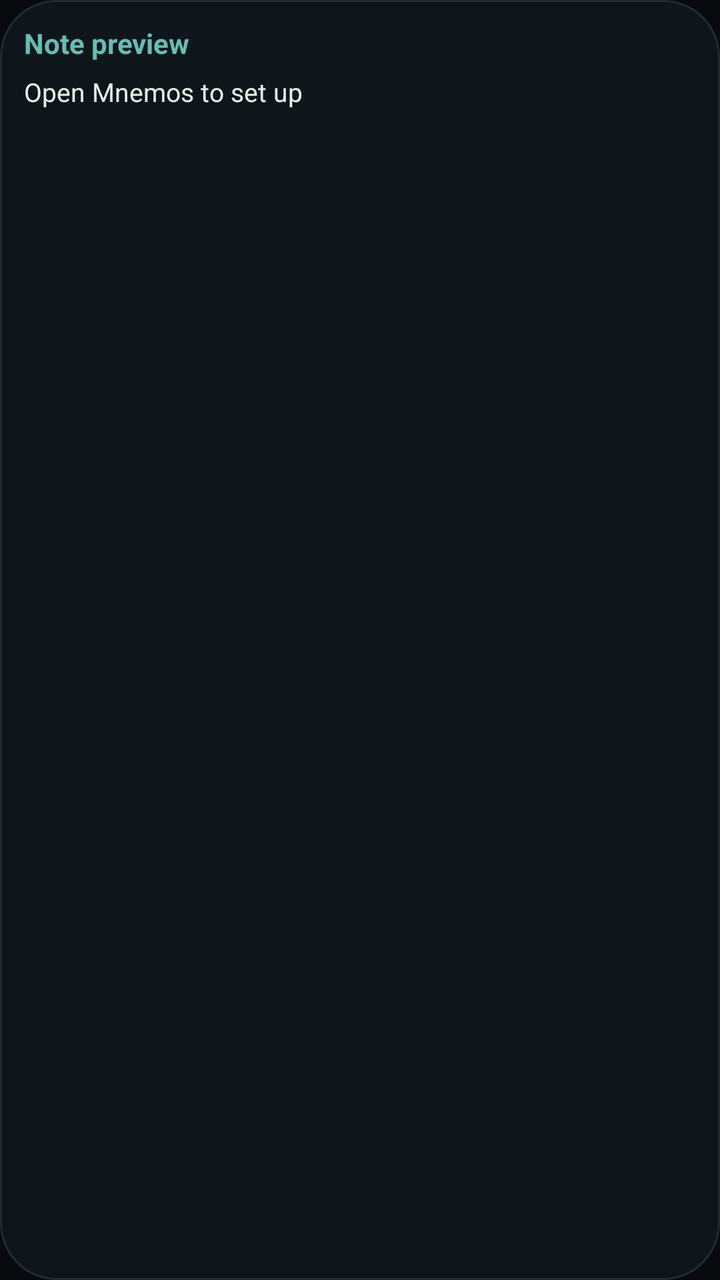
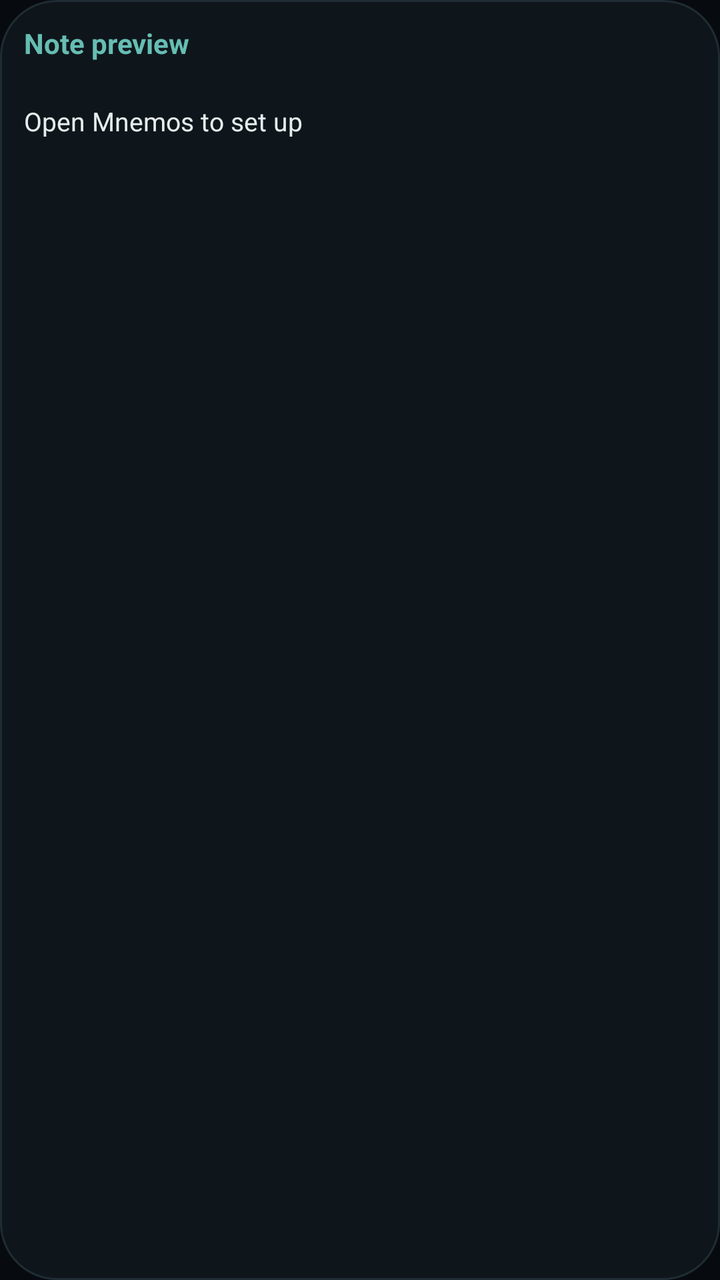

Compare the two renders of this Android layout. The source of the first and the diff that turns it into the second are given below.
<!-- AndroidManifest.xml: application theme Theme.Mnemos -->
<!-- res/layout/widget_preview.xml -->
<?xml version="1.0" encoding="utf-8"?>
<LinearLayout xmlns:android="http://schemas.android.com/apk/res/android"
    android:id="@android:id/background"
    android:layout_width="match_parent"
    android:layout_height="match_parent"
    android:background="@drawable/widget_bg"
    android:orientation="vertical"
    android:padding="12dp">
    <TextView
        android:id="@+id/preview_title"
        android:layout_width="match_parent"
        android:layout_height="wrap_content"
        android:ellipsize="end"
        android:maxLines="1"
        android:text="@string/widget_preview"
        android:textColor="@color/nss_ink"
        android:textSize="14sp"
        android:textStyle="bold" />
    <TextView
        android:id="@+id/preview_body"
        android:layout_width="match_parent"
        android:layout_height="match_parent"
        android:layout_marginTop="6dp"
        android:ellipsize="end"
        android:lineSpacingMultiplier="1.15"
        android:text="@string/widget_setup"
        android:textColor="@color/nss_text"
        android:textSize="13sp" />
</LinearLayout>
<!-- resources referenced by this layout -->
<resources>
  <color name="nss_ink">#66BDB3</color>
  <color name="nss_text">#E6ECEC</color>
  <!-- drawable widget_bg (drawable) -->
  <?xml version="1.0" encoding="utf-8"?>
  <shape xmlns:android="http://schemas.android.com/apk/res/android" android:shape="rectangle">
      <solid android:color="@color/nss_surface" />
      <stroke android:width="1dp" android:color="#1F2C33" />
      <corners android:radius="@android:dimen/system_app_widget_background_radius" />
  </shape>
  <string name="widget_preview">Note preview</string>
  <string name="widget_setup">Open Mnemos to set up</string>
  <style name="Theme.Mnemos" parent="android:Theme.Material.NoActionBar">
          <item name="android:windowBackground">@color/nss_bg</item>
          <item name="android:statusBarColor">@android:color/transparent</item>
          <item name="android:navigationBarColor">@android:color/transparent</item>
          <item name="android:windowSplashScreenBackground">@color/nss_bg</item>
          <item name="android:windowSplashScreenAnimatedIcon">@drawable/ic_splash</item>
      </style>
  <color name="nss_surface">#0F161B</color>
  <color name="nss_bg">#070B0F</color>
  <!-- drawable ic_splash (drawable) -->
  <?xml version="1.0" encoding="utf-8"?>
  <layer-list xmlns:android="http://schemas.android.com/apk/res/android">
      <item android:drawable="@color/launcher_teal" />
      <item android:drawable="@drawable/ic_launcher_fg_teal" />
  </layer-list>
  <color name="launcher_teal">#3A807A</color>
  <!-- drawable ic_launcher_fg_teal: vector/xml drawable (drawable, 3144 chars, omitted) -->
</resources>

<!-- the commit's change to res/layout/widget_preview.xml (unified diff, before → after) -->
@@ -17,6 +17,15 @@
         android:textSize="14sp"
         android:textStyle="bold" />
     <TextView
+        android:id="@+id/preview_meta"
+        android:layout_width="match_parent"
+        android:layout_height="wrap_content"
+        android:ellipsize="end"
+        android:fontFamily="monospace"
+        android:maxLines="1"
+        android:textColor="@color/nss_muted"
+        android:textSize="11sp" />
+    <TextView
         android:id="@+id/preview_body"
         android:layout_width="match_parent"
         android:layout_height="match_parent"
<!-- resource entries referenced after the edit -->
@@ -1,6 +1,7 @@
 <!-- resources referenced by this layout -->
 <resources>
   <color name="nss_ink">#66BDB3</color>
+  <color name="nss_muted">#8B979A</color>
   <color name="nss_text">#E6ECEC</color>
   <!-- drawable widget_bg (drawable) -->
   <?xml version="1.0" encoding="utf-8"?>
@@ -23,10 +24,23 @@
   <!-- drawable ic_splash (drawable) -->
   <?xml version="1.0" encoding="utf-8"?>
   <layer-list xmlns:android="http://schemas.android.com/apk/res/android">
-      <item android:drawable="@color/launcher_teal" />
-      <item android:drawable="@drawable/ic_launcher_fg_teal" />
+      <item android:drawable="@color/launcher_black" />
+      <item android:drawable="@drawable/ic_launcher_fg_black" />
   </layer-list>
-  <color name="launcher_teal">#3A807A</color>
-  <!-- drawable ic_launcher_fg_teal: vector/xml drawable (drawable, 3144 chars, omitted) -->
+  <color name="launcher_black">#070B0F</color>
+  <!-- drawable ic_launcher_fg_black (drawable) -->
+  <?xml version="1.0" encoding="utf-8"?>
+  <vector xmlns:android="http://schemas.android.com/apk/res/android"
+      android:width="108dp" android:height="108dp" android:viewportWidth="108" android:viewportHeight="108">
+      
+      <group android:scaleX="3" android:scaleY="3" android:translateX="16.9" android:translateY="18">
+          <path android:pathData="M7.31 4.31H13.88L17.44 7.88V19.13Q17.44 19.69 16.88 19.69H7.88Q7.31 19.69 7.31 19.13Z" android:strokeColor="#3A807A" android:strokeWidth="1.31" android:strokeLineJoin="round" />
+          <path android:pathData="M13.88 4.31L17.44 7.88H14.44Q13.88 7.88 13.88 7.31Z" android:fillColor="#A9B8FF" android:strokeColor="#A9B8FF" android:strokeWidth="0.56" android:strokeLineJoin="round" />
+          <path android:pathData="M9.38 11.63a0.84 0.84 0 1 0 1.68 0a0.84 0.84 0 1 0 -1.68 0Z" android:fillColor="#A9B8FF" />
+          <path android:pathData="M12.28 11.63H14.81" android:strokeColor="#66BDB3" android:strokeAlpha="1" android:strokeWidth="1.31" android:strokeLineCap="round" />
+          <path android:pathData="M10.22 14.34H14.81" android:strokeColor="#66BDB3" android:strokeAlpha="1" android:strokeWidth="1.31" android:strokeLineCap="round" />
+          <path android:pathData="M10.22 17.06H12.75" android:strokeColor="#66BDB3" android:strokeAlpha="1" android:strokeWidth="1.31" android:strokeLineCap="round" />
+      </group>
+  </vector>
 </resources>
 
